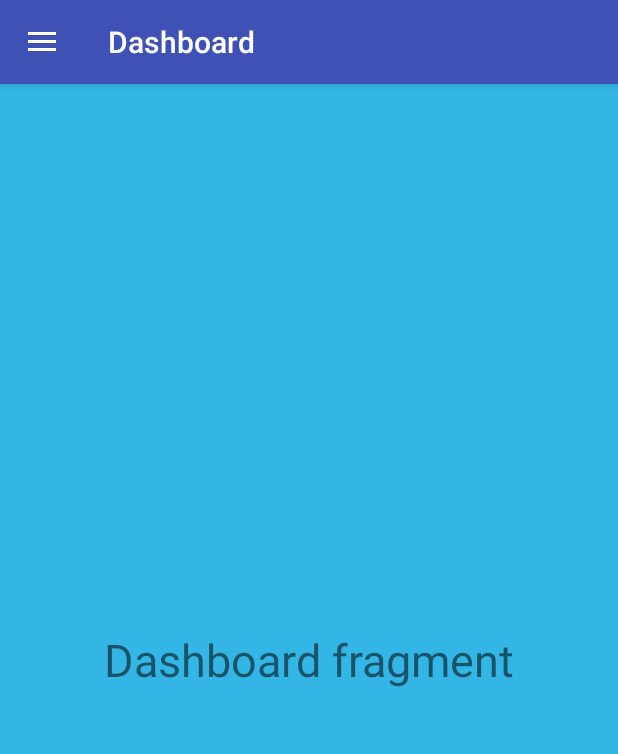
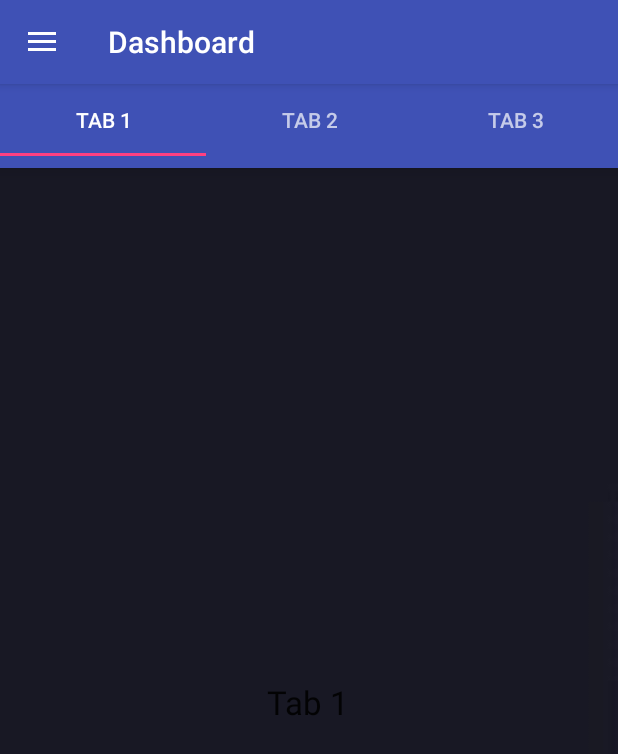
Before and after one commit to hkpannchani128/alpha1, an Android app: the Home screen opened directly, with no data from a screen before it, on a phone screen of 412 x 824 dp. Shown: the top 754 px of the screen. Run offline under Robolectric (Android 15) with nearby library versions, the phone set to English and light mode, and no system bars; network calls fail.

Commit message:
edit tabular activity

```diff
--- a/app/src/main/java/ml/hpsapp/bookkeeping/Home.java
+++ b/app/src/main/java/ml/hpsapp/bookkeeping/Home.java
@@ -1,6 +1,5 @@
 package ml.hpsapp.bookkeeping;
 
-import android.app.Activity;
 import android.content.Intent;
 import android.content.SharedPreferences;
 import android.os.Bundle;
@@ -16,6 +15,10 @@ import android.view.MenuItem;
 import android.widget.TextView;
 import android.widget.Toast;
 
+import ml.hpsapp.bookkeeping.navigation.NavDashboardFragment;
+import ml.hpsapp.bookkeeping.navigation.NavFlatFragment;
+import ml.hpsapp.bookkeeping.navigation.NavPersonalFragment;
+
 public class Home extends AppCompatActivity  implements NavigationView.OnNavigationItemSelectedListener{
 
     private DrawerLayout drawer;
@@ -30,10 +33,10 @@ public class Home extends AppCompatActivity  implements NavigationView.OnNavigat
         dispemail=findViewById(R.id.dispemail);
         dispname=findViewById(R.id.dispname);
 
-        Intent in=getIntent();
-       String email= in.getStringExtra("email").toString();
+//        Intent in=getIntent();
+//       String email= in.getStringExtra("email").toString();
 
-        dispemail.setText(email);
+//        dispemail.setText(email);
 
 
         Toolbar toolbar = findViewById(R.id.toolbar);
--- a/app/src/main/java/ml/hpsapp/bookkeeping/Login.java
+++ b/app/src/main/java/ml/hpsapp/bookkeeping/Login.java
@@ -101,7 +101,7 @@ public class Login extends AppCompatActivity {
                         new Response.ErrorListener() {
                             @Override
                             public void onErrorResponse(VolleyError error) {
-                                Toast.makeText(Login.this, "Getting error", Toast.LENGTH_SHORT).show();
+                                Toast.makeText(Login.this, "Getting error Please Check Network Connection", Toast.LENGTH_SHORT).show();
                             }
                         });
 
--- /dev/null
+++ b/app/src/main/java/ml/hpsapp/bookkeeping/dashboardtab/PagerAdapter.java
@@ -0,0 +1,34 @@
+package ml.hpsapp.bookkeeping.dashboardtab;
+
+import android.support.v4.app.Fragment;
+import android.support.v4.app.FragmentManager;
+import android.support.v4.app.FragmentStatePagerAdapter;
+
+public class PagerAdapter extends FragmentStatePagerAdapter {
+    private int mNumOfTabs;
+
+    public PagerAdapter(FragmentManager fm, int NumOfTabs) {
+        super(fm);
+        this.mNumOfTabs = NumOfTabs;
+    }
+
+    @Override
+    public Fragment getItem(int position) {
+
+        switch (position) {
+            case 0:
+                return new TabTab1Dashboard();
+            case 1:
+                return new TabTab2Dashboard();
+            case 2:
+                return new TabTab3Dashboard();
+            default:
+                return null;
+        }
+    }
+
+    @Override
+    public int getCount() {
+        return mNumOfTabs;
+    }
+}
--- /dev/null
+++ b/app/src/main/java/ml/hpsapp/bookkeeping/dashboardtab/TabTab1Dashboard.java
@@ -0,0 +1,20 @@
+package ml.hpsapp.bookkeeping.dashboardtab;
+
+import android.os.Bundle;
+import android.support.annotation.NonNull;
+import android.support.annotation.Nullable;
+import android.support.v4.app.Fragment;
+import android.view.LayoutInflater;
+import android.view.View;
+import android.view.ViewGroup;
+
+import ml.hpsapp.bookkeeping.R;
+
+public class TabTab1Dashboard extends Fragment {
+    @Override
+    public View onCreateView(@NonNull LayoutInflater inflater, @Nullable ViewGroup container, @Nullable Bundle savedInstanceState) {
+
+        return inflater.inflate(R.layout.tab_fragment_dashboard_tab1, container, false);
+
+    }
+}
--- a/app/src/main/java/ml/hpsapp/bookkeeping/NavDashboardFragment.java
+++ b/app/src/main/java/ml/hpsapp/bookkeeping/dashboardtab/TabTab2Dashboard.java
@@ -1,4 +1,4 @@
-package ml.hpsapp.bookkeeping;
+package ml.hpsapp.bookkeeping.dashboardtab;
 
 import android.os.Bundle;
 import android.support.annotation.NonNull;
@@ -8,18 +8,13 @@ import android.view.LayoutInflater;
 import android.view.View;
 import android.view.ViewGroup;
 
-public class NavDashboardFragment  extends Fragment {
+import ml.hpsapp.bookkeeping.R;
 
-    @Nullable
+public class TabTab2Dashboard extends Fragment {
     @Override
+    public View onCreateView(@NonNull LayoutInflater inflater, @Nullable ViewGroup container, @Nullable Bundle savedInstanceState) {
 
-    public View onCreateView(@NonNull LayoutInflater inflater, @Nullable ViewGroup container, @Nullable Bundle savedInstanceState) {
-        View v = inflater.inflate(R.layout.nav_fragment_dashboard, container, false);
+        return inflater.inflate(R.layout.tab_fragment_dashboard_tab2, container, false);
 
-
-
-        getActivity().setTitle(R.string.dashboard);
-
-        return inflater.inflate(R.layout.nav_fragment_dashboard, container, false);
     }
 }
--- /dev/null
+++ b/app/src/main/java/ml/hpsapp/bookkeeping/navigation/NavDashboardFragment.java
@@ -0,0 +1,56 @@
+package ml.hpsapp.bookkeeping.navigation;
+
+import android.os.Bundle;
+import android.support.annotation.NonNull;
+import android.support.annotation.Nullable;
+import android.support.design.widget.TabLayout;
+import android.support.v4.app.Fragment;
+import android.support.v4.view.ViewPager;
+import android.view.LayoutInflater;
+import android.view.View;
+import android.view.ViewGroup;
+
+import ml.hpsapp.bookkeeping.R;
+import ml.hpsapp.bookkeeping.dashboardtab.PagerAdapter;
+
+public class NavDashboardFragment  extends Fragment {
+
+    @Nullable
+    @Override
+
+    public View onCreateView(@NonNull LayoutInflater inflater, @Nullable ViewGroup container, @Nullable Bundle savedInstanceState) {
+        View view = inflater.inflate(R.layout.nav_fragment_dashboard, container, false);
+
+
+        TabLayout tabLayout = view.findViewById(R.id.tab_layout);
+        tabLayout.addTab(tabLayout.newTab().setText("Tab 1"));
+        tabLayout.addTab(tabLayout.newTab().setText("Tab 2"));
+        tabLayout.addTab(tabLayout.newTab().setText("Tab 3"));
+        tabLayout.setTabGravity(TabLayout.GRAVITY_FILL);
+
+        final ViewPager viewPager = view.findViewById(R.id.pager);
+        final PagerAdapter adapter = new PagerAdapter
+                (getFragmentManager(), tabLayout.getTabCount());
+        viewPager.setAdapter(adapter);
+        viewPager.addOnPageChangeListener(new TabLayout.TabLayoutOnPageChangeListener(tabLayout));
+        tabLayout.setOnTabSelectedListener(new TabLayout.OnTabSelectedListener() {
+            @Override
+            public void onTabSelected(TabLayout.Tab tab) {
+                viewPager.setCurrentItem(tab.getPosition());
+            }
+
+            @Override
+            public void onTabUnselected(TabLayout.Tab tab) {
+
+            }
+
+            @Override
+            public void onTabReselected(TabLayout.Tab tab) {
+
+            }
+        });
+
+        getActivity().setTitle(R.string.dashboard);
+        return view;
+    }
+}
--- a/app/src/main/res/layout/nav_fragment_dashboard.xml
+++ b/app/src/main/res/layout/nav_fragment_dashboard.xml
@@ -1,14 +1,25 @@
 <?xml version="1.0" encoding="utf-8"?>
 <RelativeLayout xmlns:android="http://schemas.android.com/apk/res/android"
+    xmlns:tools="http://schemas.android.com/tools"
+    android:id="@+id/main_layout"
     android:layout_width="match_parent"
     android:layout_height="match_parent"
-    android:background="@android:color/holo_blue_light">
+    tools:context=".Login">
 
-    <TextView
-        android:layout_width="wrap_content"
+
+    <android.support.design.widget.TabLayout
+        android:id="@+id/tab_layout"
+        android:layout_width="match_parent"
         android:layout_height="wrap_content"
-        android:layout_centerInParent="true"
-        android:text="Dashboard fragment"
-        android:textSize="30sp" />
+        android:background="?attr/colorPrimary"
+        android:elevation="6dp"
+        android:minHeight="?attr/actionBarSize"
+        android:theme="@style/ThemeOverlay.AppCompat.Dark.ActionBar" />
+
+    <android.support.v4.view.ViewPager
+        android:id="@+id/pager"
+        android:layout_width="match_parent"
+        android:layout_height="fill_parent"
+        android:layout_below="@id/tab_layout" />
 
 </RelativeLayout>
--- /dev/null
+++ b/app/src/main/res/layout/tab_fragment_dashboard_tab1.xml
@@ -0,0 +1,15 @@
+<?xml version="1.0" encoding="utf-8"?>
+<RelativeLayout xmlns:android="http://schemas.android.com/apk/res/android"
+    android:layout_width="match_parent"
+    android:layout_height="match_parent"
+    android:orientation="vertical">
+
+    <TextView
+        android:id="@+id/textView"
+        android:layout_width="wrap_content"
+        android:layout_height="wrap_content"
+        android:layout_centerInParent="true"
+        android:text="Tab 1"
+        android:textAppearance="?android:attr/textAppearanceLarge" />
+
+</RelativeLayout>
```
Also changed, not shown: app/src/main/java/ml/hpsapp/bookkeeping/dashboardtab/TabTab3Dashboard.java (renamed from app/src/main/java/ml/hpsapp/bookkeeping/NavFlatFragment.java, +5 -10 lines), app/src/main/java/ml/hpsapp/bookkeeping/navigation/NavFlatFragment.java (renamed from app/src/main/java/ml/hpsapp/bookkeeping/NavPersonalFragment.java, +7 -5 lines), app/src/main/java/ml/hpsapp/bookkeeping/navigation/NavPersonalFragment.java (added, +27 -0 lines), app/src/main/res/layout/tab_fragment_dashboard_tab2.xml (added, +15 -0 lines), app/src/main/res/layout/tab_fragment_dashboard_tab3.xml (added, +15 -0 lines).
